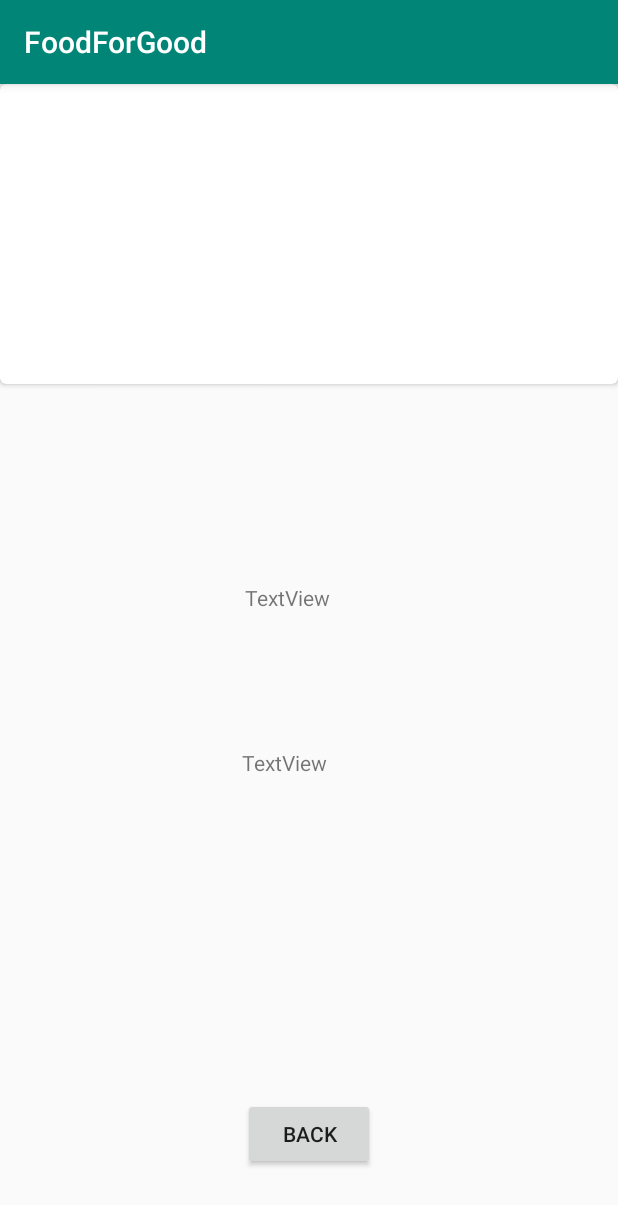
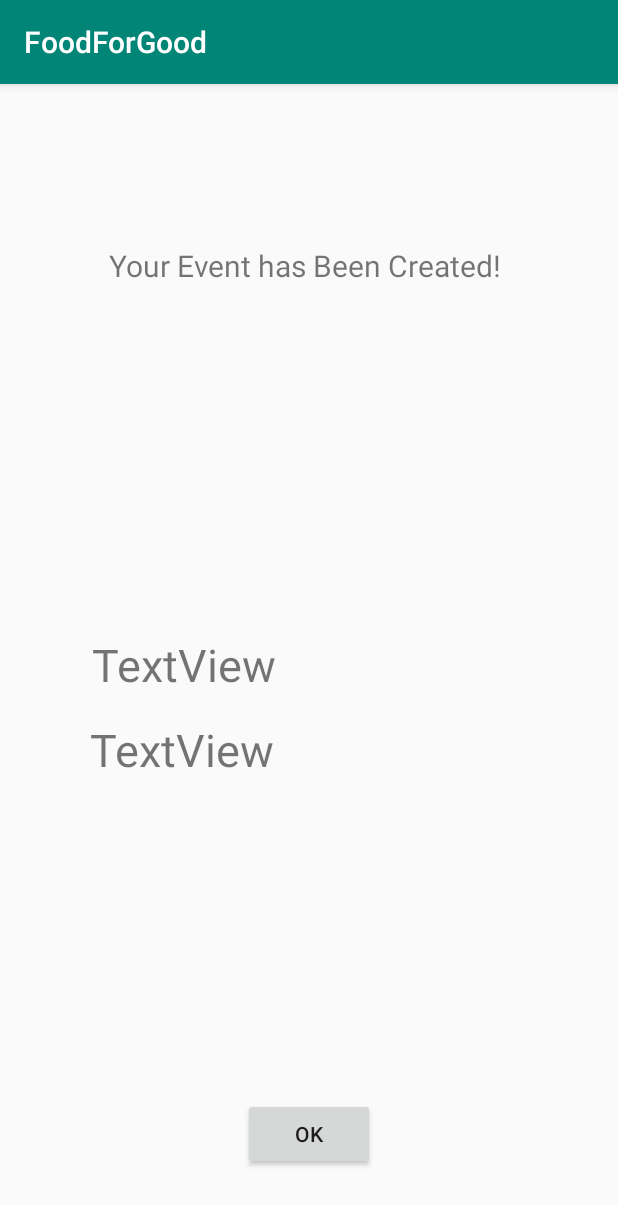
Before and after one commit to MrinaliniU/Civitas, an Android app: the DashBoard screen opened directly, with no data from a screen before it, on a phone screen of 412 x 824 dp. Shown: the top 1205 px of the screen. Run offline under Robolectric (Android 15) with nearby library versions, the phone set to English and light mode, and no system bars; 1 statement that could not run was skipped.

Commit message:
to add ui

```diff
--- a/app/build.gradle
+++ b/app/build.gradle
@@ -20,6 +20,8 @@ android {
 }
 
 dependencies {
+    compile 'com.android.support:recyclerview-v7:28.0.0-rc1'
+    compile 'com.android.support:cardview-v7:28.0.0-rc1'
     implementation fileTree(dir: 'libs', include: ['*.jar'])
     implementation 'com.android.support:appcompat-v7:28.0.0'
     implementation 'com.android.support.constraint:constraint-layout:1.1.3'
--- a/app/src/main/java/com/example/foodforgoodwichacks/DashBoard.java
+++ b/app/src/main/java/com/example/foodforgoodwichacks/DashBoard.java
@@ -5,19 +5,49 @@ import android.database.Cursor;
 import android.net.Uri;
 import android.support.v7.app.AppCompatActivity;
 import android.os.Bundle;
+import android.support.v7.widget.DefaultItemAnimator;
+import android.support.v7.widget.LinearLayoutManager;
+import android.support.v7.widget.RecyclerView;
 import android.view.View;
 import android.widget.TextView;
 import android.widget.Toast;
+
+import java.util.ArrayList;
+
 
 public class DashBoard extends AppCompatActivity {
     TextView event;
     TextView loc;
 
+    private static RecyclerView.Adapter adapter;
+    private RecyclerView.LayoutManager layoutManager;
+    private static RecyclerView recyclerView;
+    private static ArrayList<DataModel> data;
+
     @Override
     protected void onCreate(Bundle savedInstanceState) {
         super.onCreate(savedInstanceState);
         setContentView(R.layout.activity_dash_board);
-         event = findViewById(R.id.event);
+
+
+      /*  recyclerView = (RecyclerView) findViewById(R.id.my_recycler_view);
+        recyclerView.setHasFixedSize(true);
+
+        layoutManager = new LinearLayoutManager(this);
+        recyclerView.setLayoutManager(layoutManager);
+        recyclerView.setItemAnimator(new DefaultItemAnimator());
+        data = new ArrayList<DataModel>();
+
+        for (int i = 0; i < Jobs.nameArray.size(); i++) {
+            data.add(new DataModel(
+                    Jobs.nameArray.get(i),
+                    Jobs.versionArray[i],
+                    Jobs.id_[i]
+            ));
+        }*/
+
+
+        event = findViewById(R.id.event);
          loc = findViewById(R.id.location);
         onClickRetrieveStudents();
 
--- /dev/null
+++ b/app/src/main/java/com/example/foodforgoodwichacks/SingleJob.java
@@ -0,0 +1,6 @@
+package com.example.foodforgoodwichacks;
+
+public class SingleJob {
+
+    String event, location;
+}
--- a/app/src/main/res/layout/activity_dash_board.xml
+++ b/app/src/main/res/layout/activity_dash_board.xml
@@ -7,33 +7,15 @@
     android:layout_height="match_parent"
     tools:context=".DashBoard">
 
-    <android.support.v7.widget.CardView xmlns:card_view="http://schemas.android.com/apk/res-auto"
-        android:id="@+id/card_view"
-        android:layout_width="fill_parent"
-        android:layout_height="200dp"
-        android:layout_gravity="center"
-        card_view:cardCornerRadius="4dp"
-        card_view:layout_constraintEnd_toEndOf="parent"
-        card_view:layout_constraintStart_toStartOf="parent"
-        card_view:layout_constraintTop_toTopOf="parent">
-
-        <TextView
-            android:id="@+id/info_text"
-            android:layout_width="match_parent"
-            android:layout_height="match_parent" />
-    </android.support.v7.widget.CardView>
-
     <Button
         android:id="@+id/button"
         android:layout_width="wrap_content"
         android:layout_height="wrap_content"
         android:layout_marginStart="161dp"
-        android:layout_marginLeft="161dp"
         android:layout_marginEnd="162dp"
-        android:layout_marginRight="162dp"
         android:layout_marginBottom="44dp"
         android:onClick="lookForCaterer"
-        android:text="BACK"
+        android:text="OK"
         app:layout_constraintBottom_toBottomOf="parent"
         app:layout_constraintEnd_toEndOf="parent"
         app:layout_constraintStart_toStartOf="parent" />
@@ -42,32 +24,39 @@
         android:id="@+id/event"
         android:layout_width="wrap_content"
         android:layout_height="wrap_content"
-        android:layout_marginStart="162dp"
-        android:layout_marginLeft="162dp"
-        android:layout_marginTop="137dp"
+        android:layout_marginStart="24dp"
         android:layout_marginEnd="191dp"
-        android:layout_marginRight="191dp"
-        android:layout_marginBottom="45dp"
+        android:layout_marginBottom="16dp"
         android:text="TextView"
+        android:textSize="30sp"
         app:layout_constraintBottom_toTopOf="@+id/location"
         app:layout_constraintEnd_toEndOf="parent"
+        app:layout_constraintStart_toStartOf="parent" />
+
+    <TextView
+        android:id="@+id/Message"
+        android:layout_width="wrap_content"
+        android:layout_height="wrap_content"
+        android:layout_marginStart="71dp"
+        android:layout_marginTop="107dp"
+        android:layout_marginEnd="76dp"
+        android:text="Your Event has Been Created!"
+        android:textSize="20sp"
+        app:layout_constraintEnd_toEndOf="parent"
         app:layout_constraintStart_toStartOf="parent"
-        app:layout_constraintTop_toBottomOf="@+id/card_view" />
+        app:layout_constraintTop_toTopOf="parent" />
 
     <TextView
         android:id="@+id/location"
         android:layout_width="wrap_content"
         android:layout_height="wrap_content"
-        android:layout_marginStart="160dp"
-        android:layout_marginLeft="160dp"
-        android:layout_marginTop="45dp"
+        android:layout_marginStart="24dp"
         android:layout_marginEnd="193dp"
-        android:layout_marginRight="193dp"
-        android:layout_marginBottom="219dp"
+        android:layout_marginBottom="212dp"
         android:text="TextView"
+        android:textSize="30sp"
         app:layout_constraintBottom_toTopOf="@+id/button"
         app:layout_constraintEnd_toEndOf="parent"
-        app:layout_constraintStart_toStartOf="parent"
-        app:layout_constraintTop_toBottomOf="@+id/event" />
+        app:layout_constraintStart_toStartOf="parent" />
 
 </android.support.constraint.ConstraintLayout>
```
Also changed, not shown: app/src/main/java/com/example/foodforgoodwichacks/DataModel.java (added, +26 -0 lines), app/src/main/java/com/example/foodforgoodwichacks/Jobs.java (+25 -47 lines), app/src/main/res/layout/card_layout.xml (added, +65 -0 lines).
